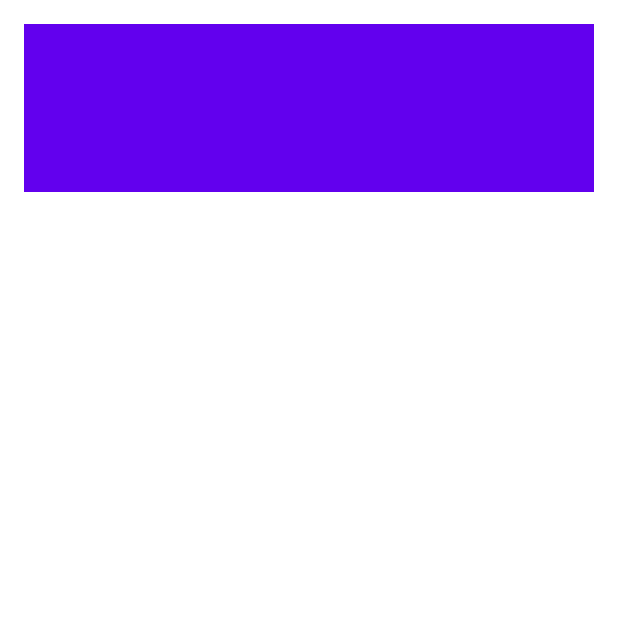
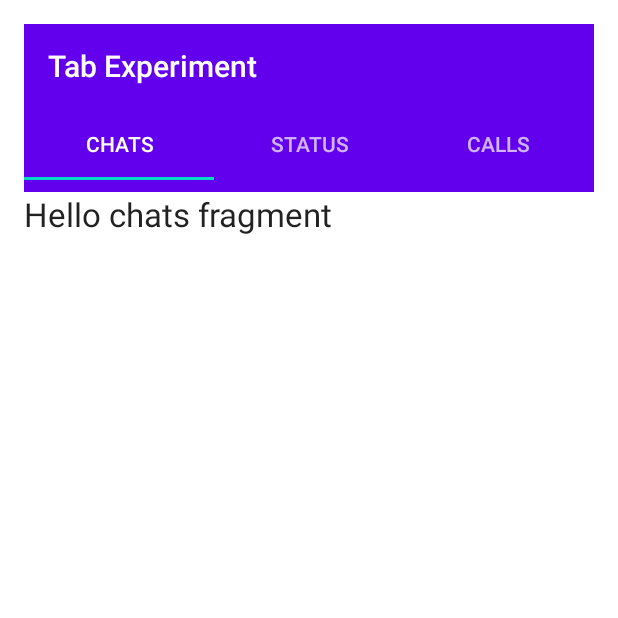
Before and after one commit to elijahmurimi40/Tab-Experiment, an Android app: the screen it shows after launch (MainActivity), on a phone screen of 412 x 824 dp, the top half of it. Run offline under Robolectric (Android 15) with nearby library versions, the phone set to English and light mode, and no system bars.

Commit message:
Inflate the Toolbar and TabLayout

```diff
--- a/app/src/main/java/com/fortie40/tabexperiment/MainActivity.kt
+++ b/app/src/main/java/com/fortie40/tabexperiment/MainActivity.kt
@@ -2,11 +2,39 @@ package com.fortie40.tabexperiment
 
 import androidx.appcompat.app.AppCompatActivity
 import android.os.Bundle
+import com.fortie40.tabexperiment.pageradapters.PagerAdapter
+import com.google.android.material.tabs.TabLayout
+import kotlinx.android.synthetic.main.activity_main.*
 
 class MainActivity : AppCompatActivity() {
 
     override fun onCreate(savedInstanceState: Bundle?) {
         super.onCreate(savedInstanceState)
         setContentView(R.layout.activity_main)
+        setSupportActionBar(toolbar)
+
+        // set text for each tab
+        tab_layout.addTab(tab_layout.newTab().setText(R.string.tab_label1))
+        tab_layout.addTab(tab_layout.newTab().setText(R.string.tab_label2))
+        tab_layout.addTab(tab_layout.newTab().setText(R.string.tab_label3))
+
+        // tabs to fill entire layout
+        tab_layout.tabGravity = TabLayout.GRAVITY_FILL
+
+        // PagerAdapter to manage page views in fragments
+        val pagerAdapter = PagerAdapter(supportFragmentManager, tab_layout.tabCount)
+        pager.adapter = pagerAdapter
+
+        // Setting a listener for clicks
+        pager.addOnPageChangeListener(TabLayout.TabLayoutOnPageChangeListener(tab_layout))
+        tab_layout.addOnTabSelectedListener(object : TabLayout.OnTabSelectedListener {
+            override fun onTabReselected(tab: TabLayout.Tab?) {}
+
+            override fun onTabUnselected(tab: TabLayout.Tab?) {}
+
+            override fun onTabSelected(tab: TabLayout.Tab?) {
+                pager.currentItem = tab!!.position
+            }
+        })
     }
 }
--- a/app/src/main/java/com/fortie40/tabexperiment/pageradapters/PagerAdapter.kt
+++ b/app/src/main/java/com/fortie40/tabexperiment/pageradapters/PagerAdapter.kt
@@ -10,7 +10,7 @@ import com.fortie40.tabexperiment.ui.tabfragment3.TabFragment3
 class PagerAdapter(fm: FragmentManager, numOfTabs: Int) :
     FragmentStatePagerAdapter(fm, BEHAVIOR_RESUME_ONLY_CURRENT_FRAGMENT) {
 
-    var mNumOfTabs = numOfTabs
+    private var mNumOfTabs = numOfTabs
 
     override fun getItem(position: Int): Fragment {
         return when(position) {
--- a/app/src/main/res/values/strings.xml
+++ b/app/src/main/res/values/strings.xml
@@ -3,10 +3,13 @@
 
     <!-- Tab Fragment1 -->
     <string name="hello_chats_fragment">Hello chats fragment</string>
+    <string name="tab_label1">Chats</string>
 
     <!-- Tab Fragment2 -->
     <string name="hello_status_fragment">Hello status fragment</string>
+    <string name="tab_label2">Status</string>
 
     <!-- Tab Fragment2 -->
     <string name="hello_calls_fragment">Hello calls fragment</string>
+    <string name="tab_label3">Calls</string>
 </resources>
```
